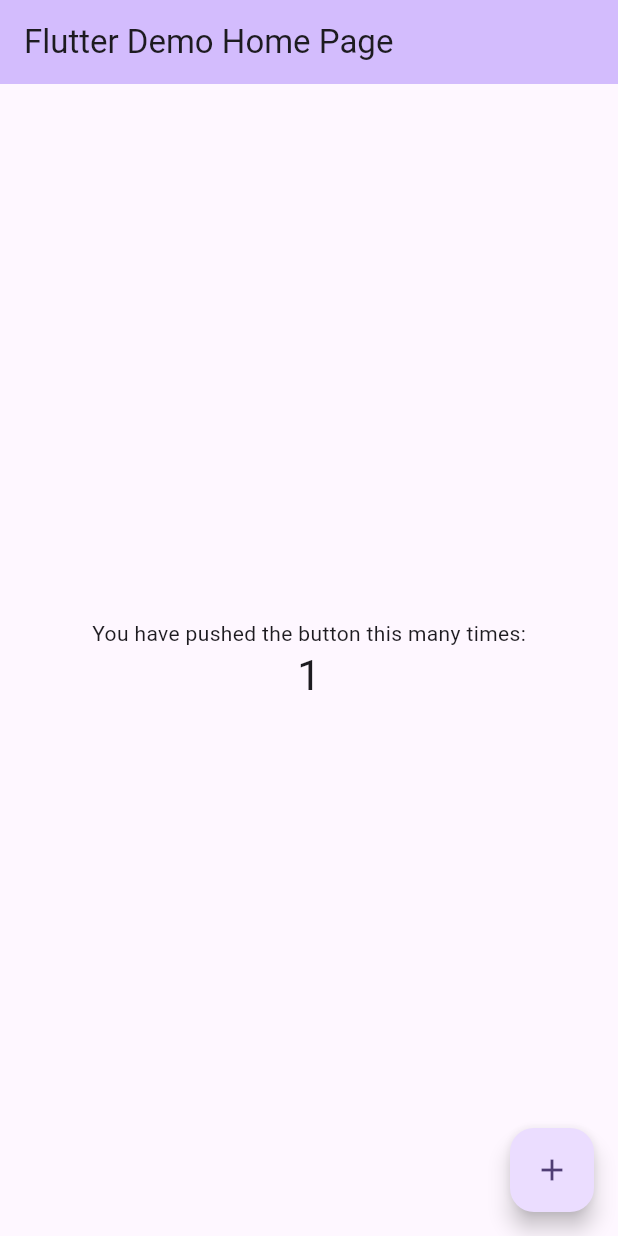
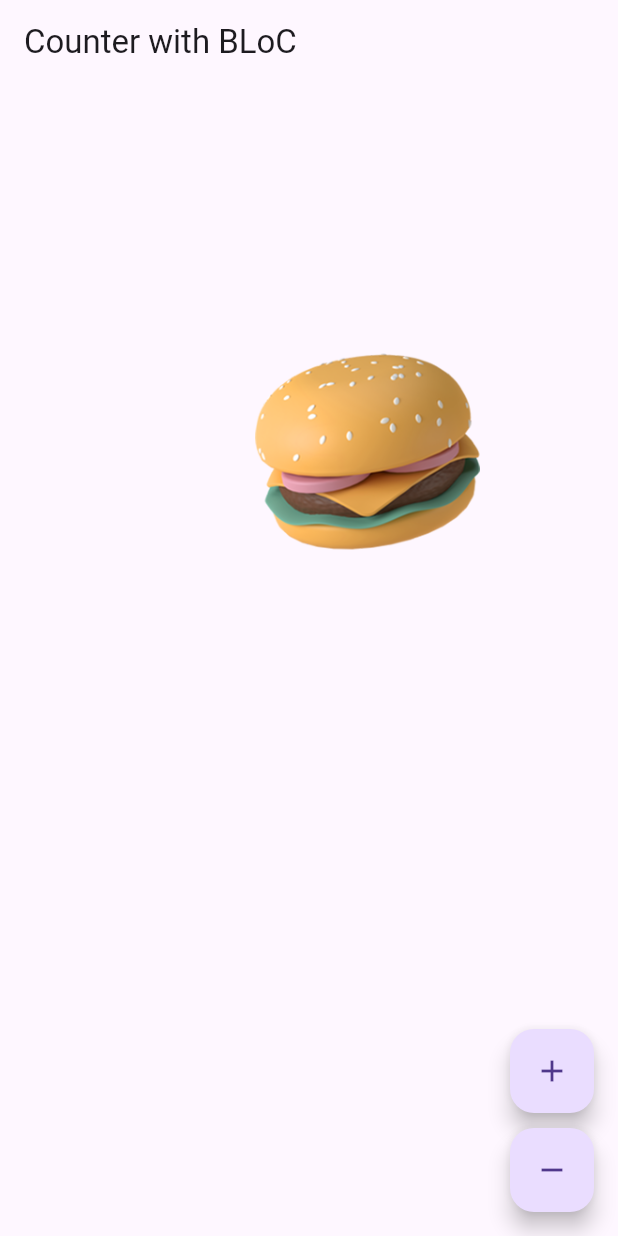
Before and after one commit to campodonico3/todo_app_bloc, a Flutter app: the screen it shows after launch, after a tap on the "add" icon, on a phone screen of 412 x 824 dp. Run offline on Flutter 3.47's test engine with Material 3 defaults, Android fonts, the phone set to English and light mode, and no system bars; our stand-ins replace bloc, flutter_bloc.

Commit message:
Implement counter functionality using BLoC pattern

```diff
--- /dev/null
+++ b/lib/bloc/counter_bloc.dart
@@ -0,0 +1,15 @@
+import 'package:bloc/bloc.dart';
+
+import 'counter_event.dart';
+import 'counter_state.dart';
+
+class CounterBloc extends Bloc<CounterEvent, CounterState> {
+  CounterBloc() : super(CounterState(0)){
+    on<CounterIncrementPressed>((event, emit){
+      emit(CounterState(state.count + 1)); // increment the count by 1
+    });
+    on<CounterDecrementPressed> ((event, emit){
+    emit(CounterState(state.count - 1)); // decrement the count by 1
+    });
+  }
+}
--- /dev/null
+++ b/lib/bloc/counter_event.dart
@@ -0,0 +1,5 @@
+abstract class CounterEvent {}
+
+class CounterIncrementPressed extends CounterEvent {}
+
+class CounterDecrementPressed extends CounterEvent {}
--- /dev/null
+++ b/lib/bloc/counter_state.dart
@@ -0,0 +1,5 @@
+class CounterState {
+  final int count;
+
+  CounterState(this.count);
+}
--- a/lib/main.dart
+++ b/lib/main.dart
@@ -1,4 +1,8 @@
 import 'package:flutter/material.dart';
+import 'package:flutter_bloc/flutter_bloc.dart';
+import 'package:todo_app_bloc/pages/counter_page.dart';
+
+import 'bloc/counter_bloc.dart';
 
 void main() {
   runApp(const MyApp());
@@ -7,116 +11,17 @@ void main() {
 class MyApp extends StatelessWidget {
   const MyApp({super.key});
 
-  // This widget is the root of your application.
   @override
   Widget build(BuildContext context) {
     return MaterialApp(
-      title: 'Flutter Demo',
-      theme: ThemeData(
-        // This is the theme of your application.
-        //
-        // TRY THIS: Try running your application with "flutter run". You'll see
-        // the application has a purple toolbar. Then, without quitting the app,
-        // try changing the seedColor in the colorScheme below to Colors.green
-        // and then invoke "hot reload" (save your changes or press the "hot
-        // reload" button in a Flutter-supported IDE, or press "r" if you used
-        // the command line to start the app).
-        //
-        // Notice that the counter didn't reset back to zero; the application
-        // state is not lost during the reload. To reset the state, use hot
-        // restart instead.
-        //
-        // This works for code too, not just values: Most code changes can be
-        // tested with just a hot reload.
-        colorScheme: ColorScheme.fromSeed(seedColor: Colors.deepPurple),
+      debugShowCheckedModeBanner: false,
+      title: 'Flutter Bloc',
+      home: MultiBlocProvider(
+        providers: [
+          BlocProvider(create: (context) => CounterBloc())
+        ],
+        child: CounterPage(),
       ),
-      home: const MyHomePage(title: 'Flutter Demo Home Page'),
     );
   }
 }
-
-class MyHomePage extends StatefulWidget {
-  const MyHomePage({super.key, required this.title});
-
-  // This widget is the home page of your application. It is stateful, meaning
-  // that it has a State object (defined below) that contains fields that affect
-  // how it looks.
-
-  // This class is the configuration for the state. It holds the values (in this
-  // case the title) provided by the parent (in this case the App widget) and
-  // used by the build method of the State. Fields in a Widget subclass are
-  // always marked "final".
-
-  final String title;
-
-  @override
-  State<MyHomePage> createState() => _MyHomePageState();
-}
-
-class _MyHomePageState extends State<MyHomePage> {
-  int _counter = 0;
-
-  void _incrementCounter() {
-    setState(() {
-      // This call to setState tells the Flutter framework that something has
-      // changed in this State, which causes it to rerun the build method below
-      // so that the display can reflect the updated values. If we changed
-      // _counter without calling setState(), then the build method would not be
-      // called again, and so nothing would appear to happen.
-      _counter++;
-    });
-  }
-
-  @override
-  Widget build(BuildContext context) {
-    // This method is rerun every time setState is called, for instance as done
-    // by the _incrementCounter method above.
-    //
-    // The Flutter framework has been optimized to make rerunning build methods
-    // fast, so that you can just rebuild anything that needs updating rather
-    // than having to individually change instances of widgets.
-    return Scaffold(
-      appBar: AppBar(
-        // TRY THIS: Try changing the color here to a specific color (to
-        // Colors.amber, perhaps?) and trigger a hot reload to see the AppBar
-        // change color while the other colors stay the same.
-        backgroundColor: Theme.of(context).colorScheme.inversePrimary,
-        // Here we take the value from the MyHomePage object that was created by
-        // the App.build method, and use it to set our appbar title.
-        title: Text(widget.title),
-      ),
-      body: Center(
-        // Center is a layout widget. It takes a single child and positions it
-        // in the middle of the parent.
-        child: Column(
-          // Column is also a layout widget. It takes a list of children and
-          // arranges them vertically. By default, it sizes itself to fit its
-          // children horizontally, and tries to be as tall as its parent.
-          //
-          // Column has various properties to control how it sizes itself and
-          // how it positions its children. Here we use mainAxisAlignment to
-          // center the children vertically; the main axis here is the vertical
-          // axis because Columns are vertical (the cross axis would be
-          // horizontal).
-          //
-          // TRY THIS: Invoke "debug painting" (choose the "Toggle Debug Paint"
-          // action in the IDE, or press "p" in the console), to see the
-          // wireframe for each widget.
-          mainAxisAlignment: MainAxisAlignment.center,
-          children: <Widget>[
-            const Text('You have pushed the button this many times:'),
-            Text(
-              '$_counter',
-              style: Theme.of(context).textTheme.headlineMedium,
-            ),
-          ],
-        ),
-      ),
-      floatingActionButton: FloatingActionButton(
-        onPressed: _incrementCounter,
-        tooltip: 'Increment',
-        child: const Icon(Icons.add),
-      ), // This trailing comma makes auto-formatting nicer for build methods.
-    );
-  }
-}
--- /dev/null
+++ b/lib/pages/counter_page.dart
@@ -0,0 +1,61 @@
+import 'dart:math';
+
+import 'package:flutter/material.dart';
+import 'package:flutter_bloc/flutter_bloc.dart';
+import 'package:todo_app_bloc/bloc/counter_bloc.dart';
+
+import '../bloc/counter_event.dart';
+import '../bloc/counter_state.dart';
+
+class CounterPage extends StatelessWidget {
+  const CounterPage({super.key});
+
+  @override
+  Widget build(BuildContext context) {
+    final counterBloc = context.read<CounterBloc>();
+
+    return Scaffold(
+      appBar: AppBar(title: Text('Counter with BLoC')),
+      body: Center(
+        child: BlocBuilder<CounterBloc, CounterState>(
+          builder: (context, state) {
+            return Stack(
+              alignment: Alignment.center,
+              clipBehavior: Clip.none,
+              children: [
+                for (int index = 0; index < state.count; index++)
+                  Positioned(
+                    left: Random().nextInt(250).toDouble(),
+                    top: Random().nextInt(250).toDouble(),
+                    child: SizedBox(
+                      height: 150,
+                      width: 150,
+                      child: Image.asset('assets/images/hamburger.png'),
+                    ),
+                  ),
+              ],
+            );
+          },
+        ),
+      ),
+      floatingActionButton: Column(
+        mainAxisSize: MainAxisSize.min,
+        children: [
+          FloatingActionButton(
+            onPressed: () {
+              counterBloc.add(CounterIncrementPressed());
+            },
+            child: Icon(Icons.add),
+          ),
+          SizedBox(height: 10),
+          FloatingActionButton(
+            onPressed: () {
+              counterBloc.add(CounterDecrementPressed());
+            },
+            child: Icon(Icons.remove),
+          ),
+        ],
+      ),
+    );
+  }
+}
```
Also changed, not shown: pubspec.yaml (+10 -3 lines), assets/images/hamburger.png (added), pubspec.lock, 5 other files.
